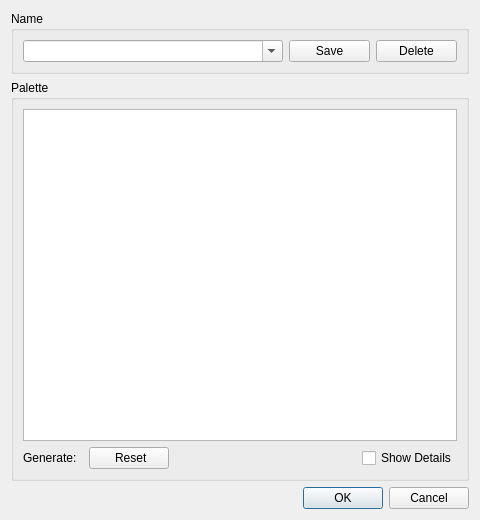
rncbc/qtractor, file src/qtractorPaletteForm.ui: the form before one commit.
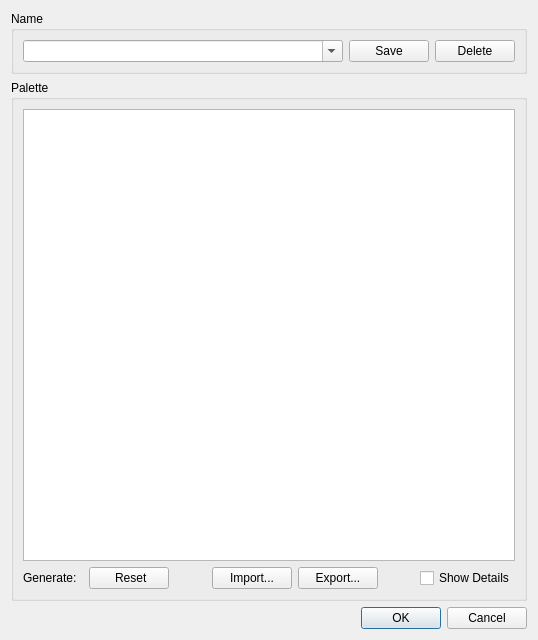
The form after the commit. Icons and pictures are not drawn. Custom widgets are drawn as their Qt base class.

Commit message: - Custom color (palette) themes can be exported to and   imported from external files. (EXPERIMENTAL)

Patch:
```diff
--- a/src/qtractorPaletteForm.ui
+++ b/src/qtractorPaletteForm.ui
@@ -25,8 +25,8 @@
    <rect>
     <x>0</x>
     <y>0</y>
-    <width>480</width>
-    <height>520</height>
+    <width>534</width>
+    <height>640</height>
    </rect>
   </property>
   <property name="sizePolicy">
@@ -47,9 +47,15 @@
      <layout class="QHBoxLayout">
       <item>
        <widget class="QComboBox" name="nameCombo">
+        <property name="sizePolicy">
+         <sizepolicy hsizetype="Expanding" vsizetype="Fixed">
+          <horstretch>0</horstretch>
+          <verstretch>0</verstretch>
+         </sizepolicy>
+        </property>
         <property name="minimumSize">
          <size>
-          <width>260</width>
+          <width>320</width>
           <height>0</height>
          </size>
         </property>
@@ -99,12 +105,12 @@
       <string>Palette</string>
      </property>
      <layout class="QGridLayout">
-      <item row="0" column="0" colspan="5">
+      <item row="0" column="0" colspan="8">
        <widget class="QTreeView" name="paletteView">
         <property name="minimumSize">
          <size>
-          <width>320</width>
-          <height>320</height>
+          <width>280</width>
+          <height>360</height>
          </size>
         </property>
         <property name="alternatingRowColors">
@@ -158,13 +164,52 @@
         </property>
         <property name="sizeHint">
          <size>
-          <width>20</width>
+          <width>8</width>
           <height>20</height>
          </size>
         </property>
        </spacer>
       </item>
       <item row="1" column="4">
+       <widget class="QPushButton" name="importButton">
+        <property name="toolTip">
+         <string>Import a custom color theme (palette) from file</string>
+        </property>
+        <property name="text">
+         <string>Import...</string>
+        </property>
+        <property name="icon">
+         <iconset resource="qtractor.qrc">:/images/formOpen.png</iconset>
+        </property>
+       </widget>
+      </item>
+      <item row="1" column="5">
+       <widget class="QPushButton" name="exportButton">
+        <property name="toolTip">
+         <string>Export a custom color theme (palette) to file</string>
+        </property>
+        <property name="text">
+         <string>Export...</string>
+        </property>
+        <property name="icon">
+         <iconset resource="qtractor.qrc">:/images/formSave.png</iconset>
+        </property>
+       </widget>
+      </item>
+      <item row="1" column="6">
+       <spacer>
+        <property name="orientation">
+         <enum>Qt::Horizontal</enum>
+        </property>
+        <property name="sizeHint">
+         <size>
+          <width>8</width>
+          <height>20</height>
+         </size>
+        </property>
+       </spacer>
+      </item>
+      <item row="1" column="7">
        <widget class="QCheckBox" name="detailsCheck">
         <property name="text">
          <string>Show Details</string>
```
Left out of the diff: 36 changed lines with no effect on the pictures. The commit also changes 3 other files.
